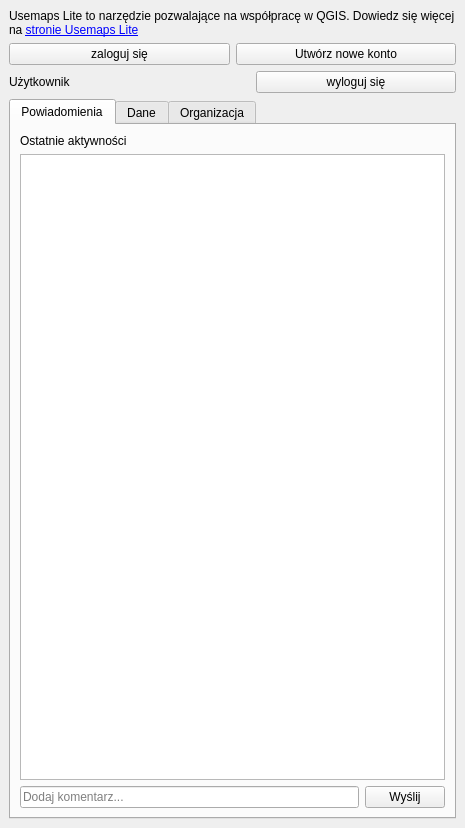
The window that gissupport_plugin/modules/usemaps_lite/ui/dockwidget.ui (gis-support/gis-support-plugin) describes before a commit, drawn with Qt 5.
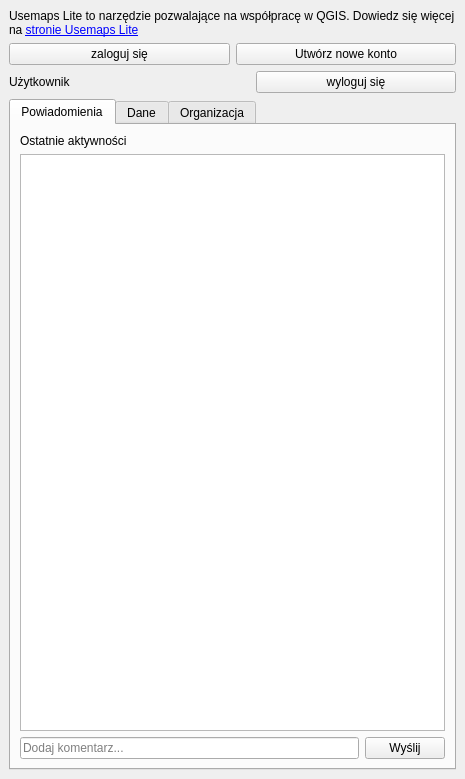
The same window after the commit.

What changed in the file:
```diff
--- a/gissupport_plugin/modules/usemaps_lite/ui/dockwidget.ui
+++ b/gissupport_plugin/modules/usemaps_lite/ui/dockwidget.ui
@@ -7,7 +7,7 @@
     <x>0</x>
     <y>0</y>
     <width>465</width>
-    <height>828</height>
+    <height>779</height>
    </rect>
   </property>
   <property name="minimumSize">
```
Left out of the diff: 2 changed lines with no effect on the pictures.
